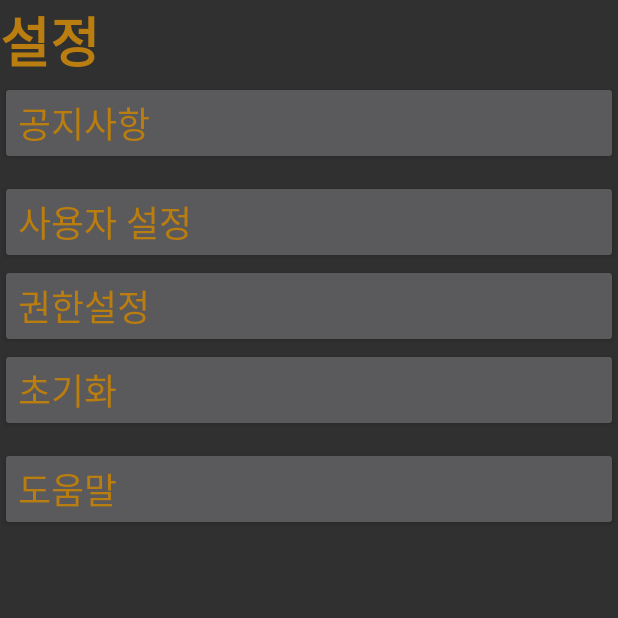
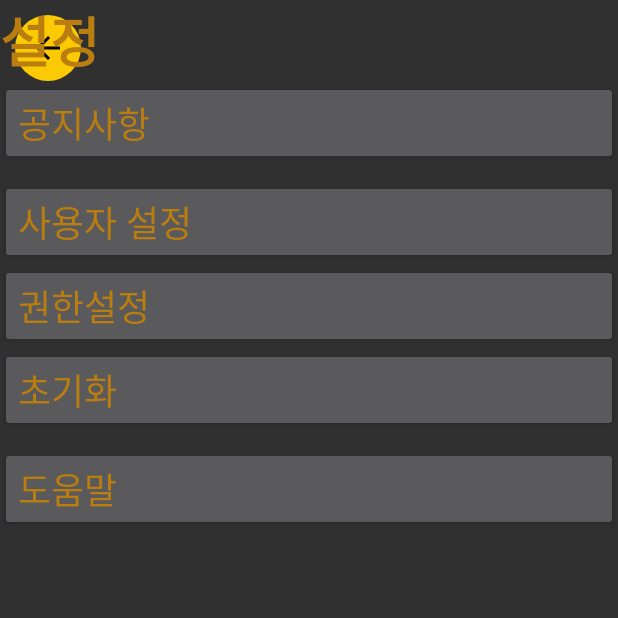
Before and after one commit to P-Project-Javis/Javis, an Android app: the SettingActivity screen opened directly, with no data from a screen before it, on a phone screen of 412 x 824 dp, the top half of it. Run offline under Robolectric (Android 15) with nearby library versions, the phone set to English and light mode, and no system bars.

Commit message:
필요한 모든 레이아웃에 탑바 적용

```diff
--- a/app/src/main/res/drawable/bg_round_button.xml
+++ b/app/src/main/res/drawable/bg_round_button.xml
@@ -10,7 +10,7 @@
 
     <item android:state_pressed="true">
         <shape android:shape="rectangle">
-            <solid android:color="@color/colorAccent"/>
+            <solid android:color="@color/colorAccentDark"/>
             <corners android:radius="50dp"/>
         </shape>
     </item>
--- a/app/src/main/res/layout/activity_setting.xml
+++ b/app/src/main/res/layout/activity_setting.xml
@@ -6,6 +6,8 @@
     android:layout_width="match_parent"
     android:layout_height="match_parent"
     tools:context=".activity.MainActivity">
+
+    <include layout="@layout/layout_topbar"/>
 
     <LinearLayout
         android:layout_width="match_parent"
--- /dev/null
+++ b/app/src/main/res/layout/layout_topbar.xml
@@ -0,0 +1,23 @@
+<?xml version="1.0" encoding="utf-8"?>
+<LinearLayout xmlns:android="http://schemas.android.com/apk/res/android"
+    android:orientation="horizontal"
+    android:layout_width="match_parent"
+    android:layout_height="wrap_content">
+
+    <ImageButton
+        android:id="@+id/backButton"
+        android:layout_width="wrap_content"
+        android:layout_height="wrap_content"
+        android:src="@drawable/ic_arrow_back_black_24dp"
+        android:background="@drawable/bg_round_button"
+        android:padding="10dp"
+        android:layout_margin="10dp"/>
+
+    <TextView
+        android:id="@+id/activityTitle"
+        android:layout_width="wrap_content"
+        android:layout_height="match_parent"
+        android:gravity="center_vertical"
+        android:layout_margin="10dp"/>
+
+</LinearLayout>
```
Also changed, not shown: app/src/main/res/layout/activity_lock.xml (+1 -27 lines), app/src/main/res/layout/activity_new.xml (+2 -26 lines).
